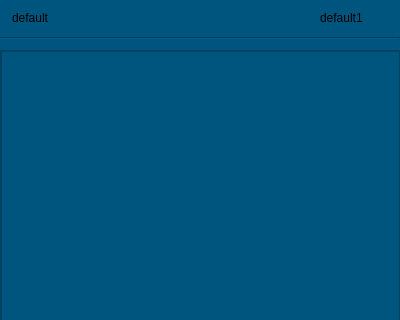
Before: the Qt Designer form ChatForm/ChatWidget.ui in Xem1x/Messenger, drawn with Qt 5; both pictures show x 0 to 400 and y 0 to 320 of the 400 by 500 pixel window.
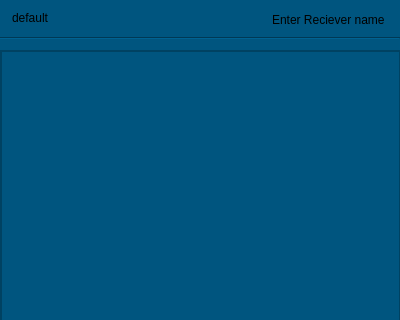
After: the same form once the commit is applied.

Commit message: login page v1.0

Patch:
```diff
--- a/ChatForm/ChatWidget.ui
+++ b/ChatForm/ChatWidget.ui
@@ -29,19 +29,6 @@
     <enum>Qt::Horizontal</enum>
    </property>
   </widget>
-  <widget class="QLabel" name="RemoteClientName">
-   <property name="geometry">
-    <rect>
-     <x>320</x>
-     <y>10</y>
-     <width>51</width>
-     <height>16</height>
-    </rect>
-   </property>
-   <property name="text">
-    <string>default1</string>
-   </property>
-  </widget>
   <widget class="QLineEdit" name="MessageText">
    <property name="geometry">
     <rect>
@@ -147,7 +134,7 @@
     <rect>
      <x>10</x>
      <y>10</y>
-     <width>50</width>
+     <width>91</width>
      <height>16</height>
     </rect>
    </property>
@@ -158,6 +145,22 @@
     <string>default</string>
    </property>
   </widget>
+  <widget class="QLineEdit" name="RemoteClientName">
+   <property name="geometry">
+    <rect>
+     <x>270</x>
+     <y>10</y>
+     <width>121</width>
+     <height>20</height>
+    </rect>
+   </property>
+   <property name="styleSheet">
+    <string notr="true">border:none</string>
+   </property>
+   <property name="text">
+    <string>Enter Reciever name</string>
+   </property>
+  </widget>
  </widget>
  <resources/>
  <connections/>
```
The commit also changes 2 other files.
